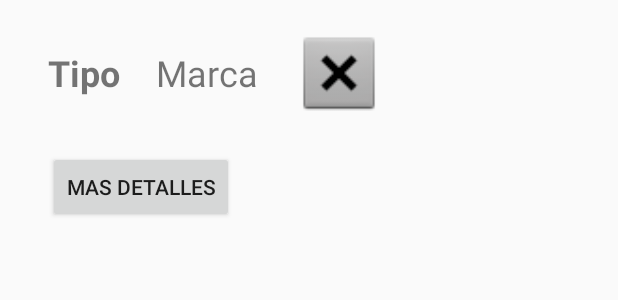
After one commit to Samuel-Ayala/Proyecto-Appocalipsis, an Android app: the layout dispositivo.xml on its own in the app's theme, with its tools: preview values and no code run, on a phone screen of 412 x 824 dp. The commit adds this screen. Shown: the top 300 px of the screen. Run offline under Robolectric (Android 15) with nearby library versions, the phone set to English and light mode, and no system bars.

Commit message:
avance alvaro

```diff
--- a/app/build.gradle
+++ b/app/build.gradle
@@ -26,6 +26,7 @@ dependencies {
     implementation fileTree(dir: "libs", include: ["*.jar"])
     implementation 'androidx.appcompat:appcompat:1.2.0'
     implementation 'androidx.constraintlayout:constraintlayout:2.0.2'
+    implementation 'androidx.recyclerview:recyclerview:1.1.0'
     testImplementation 'junit:junit:4.12'
     androidTestImplementation 'androidx.test.ext:junit:1.1.2'
     androidTestImplementation 'androidx.test.espresso:espresso-core:3.3.0'
--- a/app/src/main/AndroidManifest.xml
+++ b/app/src/main/AndroidManifest.xml
@@ -9,6 +9,7 @@
         android:roundIcon="@mipmap/ic_launcher_round"
         android:supportsRtl="true"
         android:theme="@style/AppTheme">
+        <activity android:name=".ListarDispositivos"></activity>
         <activity android:name=".MainActivity">
             <intent-filter>
                 <action android:name="android.intent.action.MAIN" />
--- /dev/null
+++ b/app/src/main/res/layout/dispositivo.xml
@@ -0,0 +1,53 @@
+<?xml version="1.0" encoding="utf-8"?>
+<androidx.constraintlayout.widget.ConstraintLayout xmlns:android="http://schemas.android.com/apk/res/android"
+    xmlns:app="http://schemas.android.com/apk/res-auto"
+    xmlns:tools="http://schemas.android.com/tools"
+    android:layout_width="match_parent"
+    android:layout_height="match_parent">
+
+    <TextView
+        android:id="@+id/tipoDispositivo"
+        android:layout_width="wrap_content"
+        android:layout_height="wrap_content"
+        android:layout_marginStart="32dp"
+        android:layout_marginTop="32dp"
+        android:text="@string/tipo"
+        android:textSize="24sp"
+        android:textStyle="bold"
+        app:layout_constraintStart_toStartOf="parent"
+        app:layout_constraintTop_toTopOf="parent" />
+
+    <TextView
+        android:id="@+id/marcaDispositivo"
+        android:layout_width="wrap_content"
+        android:layout_height="wrap_content"
+        android:layout_marginStart="24dp"
+        android:text="@string/marca"
+        android:textSize="24sp"
+        app:layout_constraintBottom_toBottomOf="@+id/tipoDispositivo"
+        app:layout_constraintStart_toEndOf="@+id/tipoDispositivo"
+        app:layout_constraintTop_toTopOf="@+id/tipoDispositivo"
+        app:layout_constraintVertical_bias="0.0" />
+
+    <ImageView
+        android:id="@+id/imagenDispositivo"
+        android:layout_width="60dp"
+        android:layout_height="60dp"
+        android:layout_marginStart="24dp"
+        app:layout_constraintBottom_toBottomOf="@+id/marcaDispositivo"
+        app:layout_constraintStart_toEndOf="@+id/marcaDispositivo"
+        app:layout_constraintTop_toTopOf="@+id/marcaDispositivo"
+        app:srcCompat="@android:drawable/btn_dialog"
+        android:contentDescription="@string/todo" />
+
+    <Button
+        android:id="@+id/datalles"
+        android:layout_width="wrap_content"
+        android:layout_height="wrap_content"
+        android:layout_marginTop="36dp"
+        android:text="@string/mas_detalles"
+        app:layout_constraintEnd_toEndOf="parent"
+        app:layout_constraintHorizontal_bias="0.0"
+        app:layout_constraintStart_toStartOf="@+id/tipoDispositivo"
+        app:layout_constraintTop_toBottomOf="@+id/tipoDispositivo" />
+</androidx.constraintlayout.widget.ConstraintLayout>
--- a/app/src/main/res/values/strings.xml
+++ b/app/src/main/res/values/strings.xml
@@ -1,3 +1,8 @@
 <resources>
     <string name="app_name">Proyecto1-Appocalipsis</string>
+    <string name="lista_de_dispositivos">Lista de dispositivos</string>
+    <string name="tipo">Tipo</string>
+    <string name="marca">Marca</string>
+    <string name="todo">TODO</string>
+    <string name="mas_detalles">mas detalles</string>
 </resources>
```
Also changed, not shown: app/src/main/java/pe/edu/pucp/proyecto1_appocalipsis/Entity/Dispositivo.java (added, +60 -0 lines), app/src/main/java/pe/edu/pucp/proyecto1_appocalipsis/Entity/dispositivosAdapter.java (added, +59 -0 lines), app/src/main/java/pe/edu/pucp/proyecto1_appocalipsis/ListarDispositivos.java (added, +14 -0 lines), app/src/main/res/layout/activity_listar_dispositivos.xml (added, +54 -0 lines), 1 other file.
